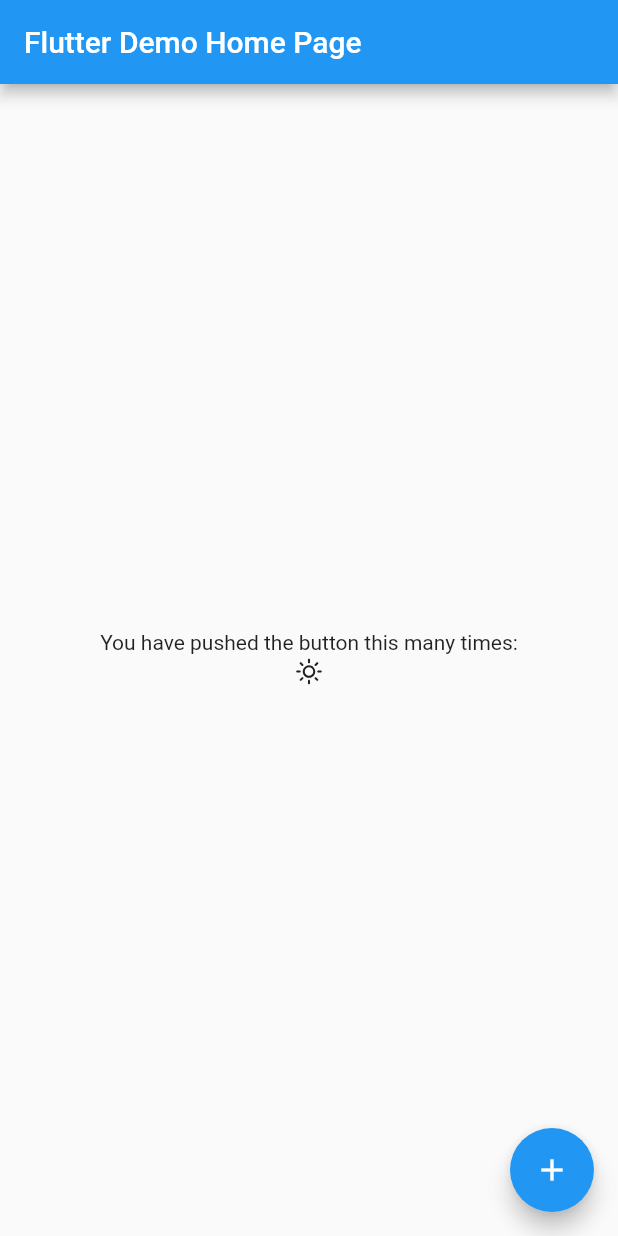
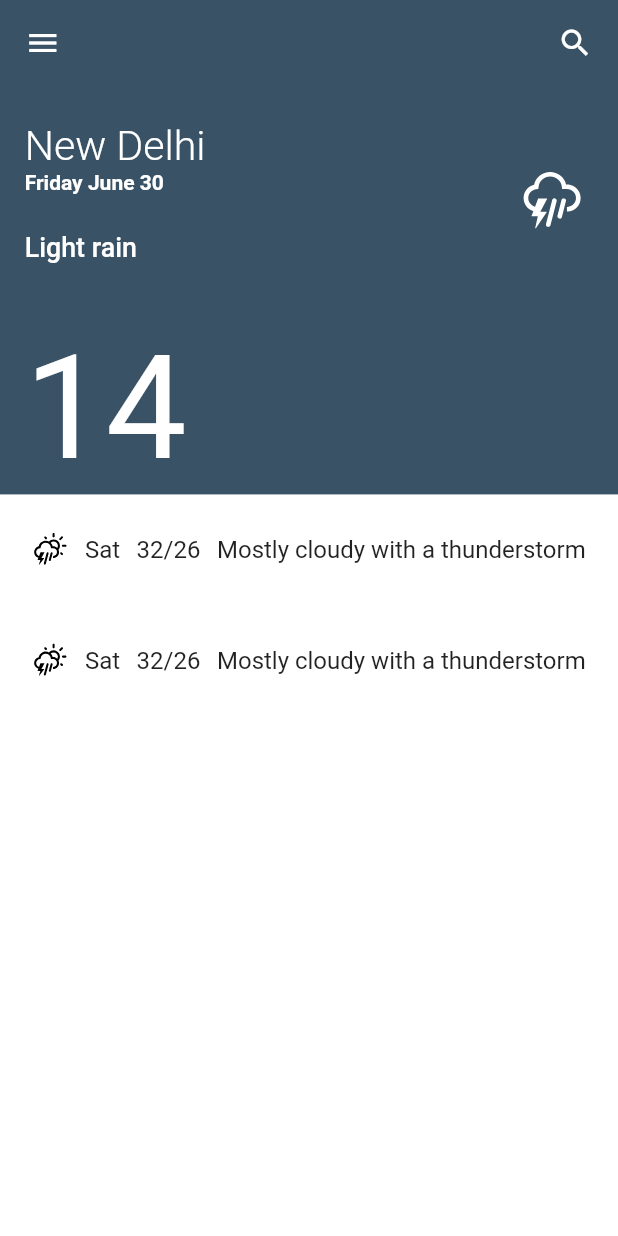
Before and after one commit to maykhid/LiteWeatherApp, a Flutter app: the screen it shows after launch, on a phone screen of 412 x 824 dp. Run offline on Flutter 3.47's test engine with Material 2 defaults, Android fonts, the light colour scheme and no system bars; our stand-ins replace font_awesome_flutter, sizer, weather_icons.

Commit message:
basic ui for lite weather app

```diff
--- /dev/null
+++ b/lib/app/base_app/base_view.dart
@@ -0,0 +1,18 @@
+import 'package:flutter/material.dart';
+
+class BaseView extends StatelessWidget {
+  final Widget? body;
+
+  const BaseView({
+    Key? key,
+    this.body,
+  }) : super(key: key);
+
+  @override
+  Widget build(BuildContext context) {
+    return Scaffold(
+      backgroundColor: Colors.white,
+      body: SafeArea(child: body!),
+    );
+  }
+}
--- /dev/null
+++ b/lib/app/consts/app_colors.dart
@@ -0,0 +1,5 @@
+import 'package:flutter/material.dart';
+
+class AppColors {
+  static const Color deepBlue = Color(0xff395266);
+}
--- /dev/null
+++ b/lib/app/lite_weather_app.dart
@@ -0,0 +1,19 @@
+import 'package:flutter/material.dart';
+import 'package:lite_weather_app/ui/screens/weekly_page/weekly_page.dart';
+import 'package:sizer/sizer.dart';
+
+import 'package:lite_weather_app/ui/screens/today_page/today_page.dart';
+
+class LiteWeatherApp extends StatelessWidget {
+  // This widget is the root of your application.
+  @override
+  Widget build(BuildContext context) {
+    return Sizer(builder: (context, _, __) {
+      return MaterialApp(
+        // title: 'Flutter Demo',
+        debugShowCheckedModeBanner: false,
+        home: WeeklyPage(),
+      );
+    });
+  }
+}
--- a/lib/main.dart
+++ b/lib/main.dart
@@ -1,31 +1,12 @@
 import 'package:flutter/material.dart';
+import 'package:sizer/sizer.dart';
 import 'package:weather_icons/weather_icons.dart';
+
+import 'app/lite_weather_app.dart';
+import 'ui/screens/today_page/today_page.dart';
 
 void main() {
   runApp(LiteWeatherApp());
-}
-
-class LiteWeatherApp extends StatelessWidget {
-  // This widget is the root of your application.
-  @override
-  Widget build(BuildContext context) {
-    return MaterialApp(
-      title: 'Flutter Demo',
-      theme: ThemeData(
-        // This is the theme of your application.
-        //
-        // Try running your application with "flutter run". You'll see the
-        // application has a blue toolbar. Then, without quitting the app, try
-        // changing the primarySwatch below to Colors.green and then invoke
-        // "hot reload" (press "r" in the console where you ran "flutter run",
-        // or simply save your changes to "hot reload" in a Flutter IDE).
-        // Notice that the counter didn't reset back to zero; the application
-        // is not restarted.
-        primarySwatch: Colors.blue,
-      ),
-      home: MyHomePage(title: 'Flutter Demo Home Page'),
-    );
-  }
 }
 
 class MyHomePage extends StatefulWidget {
--- /dev/null
+++ b/lib/ui/screens/weekly_page/weekly_page.dart
@@ -0,0 +1,91 @@
+import 'package:flutter/material.dart';
+import 'package:lite_weather_app/app/base_app/base_view.dart';
+import 'package:lite_weather_app/app/consts/app_colors.dart';
+import 'package:lite_weather_app/ui/widgets/main_info_header.dart';
+import 'package:lite_weather_app/ui/widgets/screen_header.dart';
+import 'package:sizer/sizer.dart';
+import 'package:weather_icons/weather_icons.dart';
+
+class WeeklyPage extends StatefulWidget {
+  const WeeklyPage({Key? key}) : super(key: key);
+
+  @override
+  _WeeklyPageState createState() => _WeeklyPageState();
+}
+
+class _WeeklyPageState extends State<WeeklyPage> {
+  @override
+  Widget build(BuildContext context) {
+    return BaseView(
+      body: Column(
+        children: [
+          Container(
+            padding: EdgeInsets.symmetric(horizontal: 4.w, vertical: 2.h),
+            color: AppColors.deepBlue,
+            width: MediaQuery.of(context).size.width,
+            height: 40.h,
+            child: Column(
+              children: [
+                // screenheader
+                ScreenHeader(),
+
+                //
+                SizedBox(height: 5.h),
+
+                // main info
+                MainInfoHeader(),
+
+                SizedBox(
+                  height: 5.h,
+                ),
+
+                // degree
+                Align(
+                  alignment: Alignment.bottomLeft,
+                  child: Text(
+                    '14',
+                    style: TextStyle(fontSize: 70.sp, color: Colors.white),
+                  ),
+                ),
+              ],
+            ),
+          ),
+
+          //list view
+          Expanded(
+            child: ListView.builder(
+              itemCount: 2,
+              itemBuilder: (context, index) {
+                return ListTile(
+                  title: Container(
+                    height: 8.h,
+                    // color: Colors.black,
+                    child: Row(
+                      mainAxisAlignment: MainAxisAlignment.spaceAround,
+                      children: [
+                        // icon
+                        BoxedIcon(
+                          WeatherIcons.day_thunderstorm,
+                          color: Colors.black,
+                        ),
+
+                        // day
+                        Text('Sat'),
+
+                        // degrees
+                        Text('32/26'),
+
+                        // detail
+                        Text('Mostly cloudy with a thunderstorm'),
+                      ],
+                    ),
+                  ),
+                );
+              },
+            ),
+          ),
+        ],
+      ),
+    );
+  }
+}
--- /dev/null
+++ b/lib/ui/widgets/main_info_header.dart
@@ -0,0 +1,59 @@
+import 'package:flutter/material.dart';
+import 'package:sizer/sizer.dart';
+import 'package:weather_icons/weather_icons.dart';
+
+class MainInfoHeader extends StatelessWidget {
+  const MainInfoHeader({
+    Key? key,
+  }) : super(key: key);
+
+  @override
+  Widget build(BuildContext context) {
+    return Container(
+      child: Row(
+        mainAxisAlignment: MainAxisAlignment.spaceBetween,
+        children: [
+          Column(
+            crossAxisAlignment: CrossAxisAlignment.start,
+            children: [
+              // top text
+              Text(
+                'New Delhi',
+                style: TextStyle(
+                    fontSize: 20.sp,
+                    color: Colors.white,
+                    fontWeight: FontWeight.w300),
+              ),
+
+              // bottom text
+              Text(
+                'Friday June 30',
+                style: TextStyle(
+                  color: Colors.white,
+                  fontWeight: FontWeight.bold,
+                ),
+              ),
+
+              SizedBox(
+                height: 3.h,
+              ),
+
+              Text(
+                'Light rain',
+                style: TextStyle(
+                    fontSize: 13.sp,
+                    color: Colors.white,
+                    fontWeight: FontWeight.w500),
+              ),
+            ],
+          ),
+          BoxedIcon(
+            WeatherIcons.thunderstorm,
+            size: 40.sp,
+            color: Colors.white,
+          )
+        ],
+      ),
+    );
+  }
+}
--- /dev/null
+++ b/lib/ui/widgets/screen_header.dart
@@ -0,0 +1,32 @@
+import 'package:flutter/material.dart';
+
+class ScreenHeader extends StatelessWidget {
+  const ScreenHeader({
+    Key? key,
+  }) : super(key: key);
+
+  @override
+  Widget build(BuildContext context) {
+    return Container(
+      child: Row(
+        mainAxisAlignment: MainAxisAlignment.spaceBetween,
+        children: [
+          // ham
+          InkWell(
+              child: Icon(
+            Icons.menu,
+            color: Colors.white,
+          )),
+
+          // search
+          InkWell(
+            child: Icon(
+              Icons.search,
+              color: Colors.white,
+            ),
+          )
+        ],
+      ),
+    );
+  }
+}
--- a/pubspec.yaml
+++ b/pubspec.yaml
@@ -33,6 +33,7 @@
   dartz: ^0.10.0-nullsafety.0
   sizer: ^2.0.13
   http:
+  font_awesome_flutter:
 
 dev_dependencies:
   flutter_test:
```
Also changed, not shown: lib/ui/screens/today_page/today_page.dart (added, +179 -0 lines), lib/app/base_app/base_viewmodel.dart (added), lib/ui/screens/today_page/today_page_viewmodel.dart (added), lib/ui/screens/weekly_page/weekly_page_viewmodel.dart (added), pubspec.lock, 1 other file.
